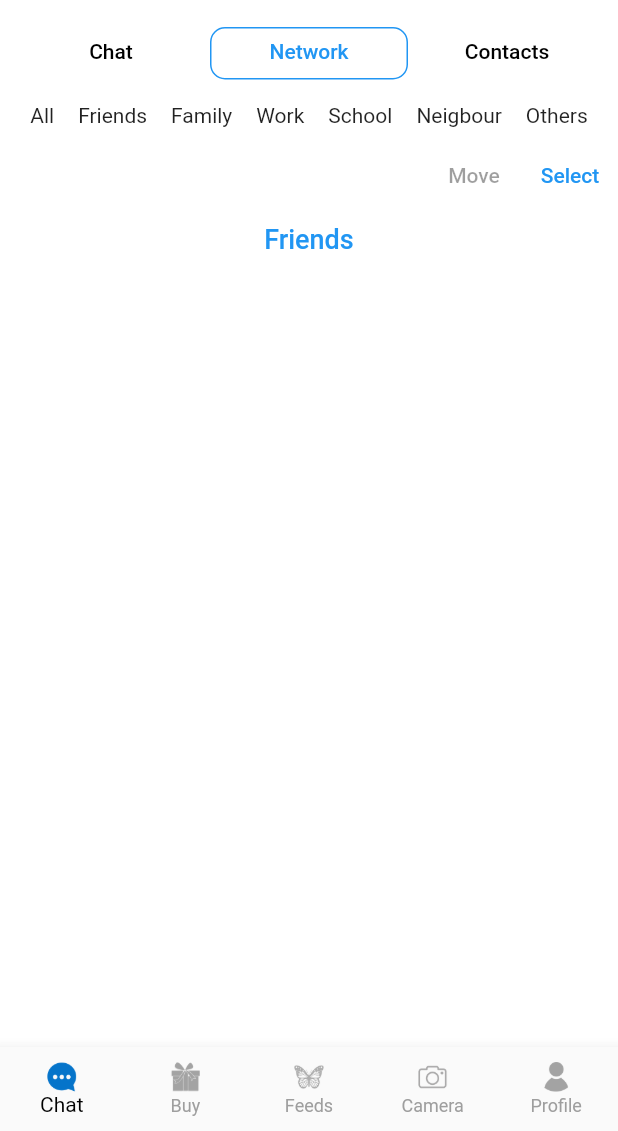
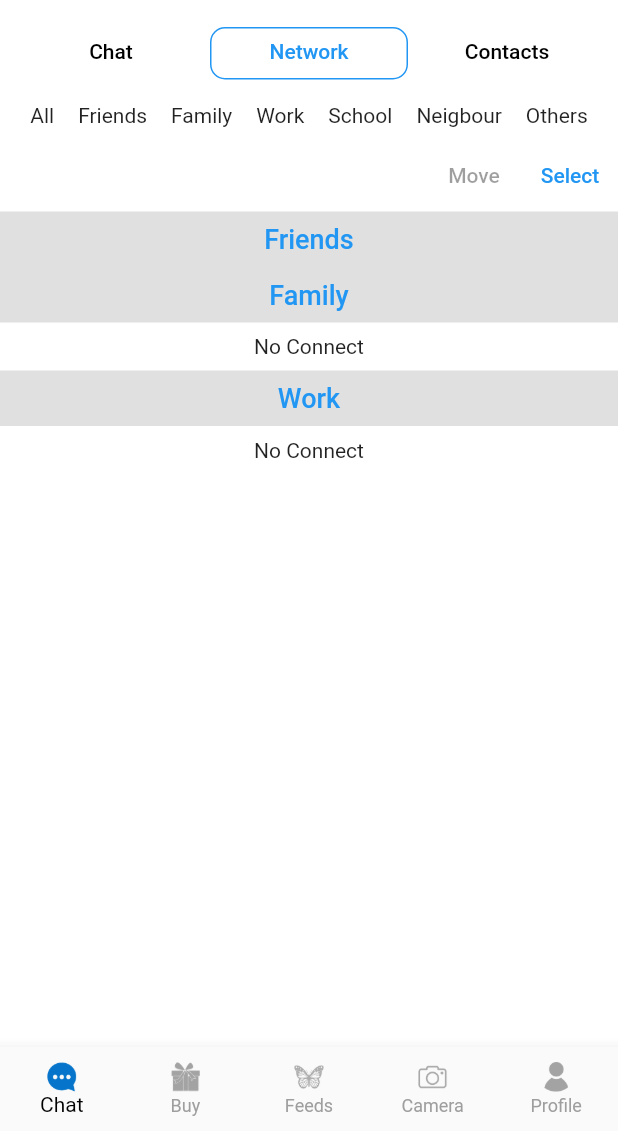
Before and after one commit to ameerhamzadeveloper/Bono, a Flutter app: the BottomNavBar screen opened directly, tab 2 chosen, on a phone screen of 412 x 824 dp, the part 105-1236 px from its top. Run offline on Flutter 3.47's test engine with Material 2 defaults, Android fonts, the phone set to English and light mode, and no system bars; our stand-ins replace audioplayers, camera, cloud_firestore, country_code_picker, emoji_picker_flutter, firebase_auth and 14 more; missing offline and left inert: auto_size_text_field, photo_manager; accounts and stored records are empty; network calls fail.

Commit message:
home last commm

```diff
--- a/lib/provider/feeds_provider.dart
+++ b/lib/provider/feeds_provider.dart
@@ -156,6 +156,11 @@ class FeedsProvider extends ChangeNotifier{
 
   }
 
+  openDescription(int i){
+    feeds[i].isDesOpen = !feeds[i].isDesOpen;
+    notifyListeners();
+  }
+
   getFeedsPosts(){
     service.getFeedsPosts().then((value){
       for(var fed in value.docs){
--- a/lib/services/feeds_services.dart
+++ b/lib/services/feeds_services.dart
@@ -29,7 +29,7 @@ class FeedsService{
   }
 
   Future<QuerySnapshot<Map<String, dynamic>>> getFeedsPosts()async{
-    Future<QuerySnapshot<Map<String, dynamic>>> data = FirebaseFirestore.instance.collection('userPosts').get();
+    Future<QuerySnapshot<Map<String, dynamic>>> data = FirebaseFirestore.instance.collection('userPosts').limit(10).get();
     return data;
   }
 
--- a/lib/views/camera/camera.dart
+++ b/lib/views/camera/camera.dart
@@ -24,7 +24,10 @@ class _CameraScreenState extends State<CameraScreen> {
   @override
   void dispose() {
     super.dispose();
-    Provider.of<FeedsProvider>(context,listen: false).dispostCameraController();
+    Future.delayed(const Duration(seconds: 4),(){
+      Provider.of<FeedsProvider>(context,listen: false).dispostCameraController();
+    });
+
   }
   @override
   Widget build(BuildContext context) {
--- a/lib/views/chat/chat.dart
+++ b/lib/views/chat/chat.dart
@@ -215,7 +215,9 @@ class _ChatState extends State<Chat>  with TickerProviderStateMixin{
   void initState() {
     super.initState();
     _tabController = TabController(length: 3, vsync: this);
-    getContacts();
+   Future.delayed(Duration(seconds: 2),(){
+     getContacts();
+   });
 
   }
   FirebaseFirestore firestore = FirebaseFirestore.instance;
@@ -303,29 +305,15 @@ class _ChatState extends State<Chat>  with TickerProviderStateMixin{
                             ));
                           },
                           child: Container(
-                            decoration: BoxDecoration(
-                                border: Border(top: BorderSide(color: Colors.grey),bottom: data.length == data.length ? BorderSide(color: Colors.grey):BorderSide.none)
+                            decoration: const BoxDecoration(
+                                border: Border(bottom: BorderSide(color: Colors.grey))
                             ),
                             child: Slidable(
-                              // Specify a key if the Slidable is dismissible.
                               key: const ValueKey(0),
-
-                              startActionPane: ActionPane(
-                                motion: const ScrollMotion(),
-
-                                dismissible: DismissiblePane(onDismissed: () {}),
-
-                                children:  [
-
-                                ],
-                              ),
-
-                              // The end action pane is the one at the right or the bottom side.
                               endActionPane: ActionPane(
                                 motion: ScrollMotion(),
                                 children: [
                                   SlidableAction(
-                                    // An action can be bigger than the others.
                                     flex: 2,
                                     onPressed: (c){
                                       print(data['isSeen']);
@@ -344,9 +332,6 @@ class _ChatState extends State<Chat>  with TickerProviderStateMixin{
                                   ),
                                 ],
                               ),
-
-                              // The child of the Slidable is what the user sees when the
-                              // component is not dragged.
                               child: ListTile(
                                 // leading: HexagonWidget.flat(
                                 //   width: 20,
@@ -356,33 +341,34 @@ class _ChatState extends State<Chat>  with TickerProviderStateMixin{
                                 //   child: Text("io"),
                                 // ),
                                   leading: CircleAvatar(
+                                    radius: 25,
                                     backgroundImage: NetworkImage(data['profileImage']),
                                   ),
                                   subtitle: data['messageType'] == 'image' ? Row(
-                                    children: [
+                                    children: const [
                                       Icon(Icons.insert_photo_rounded,color: Colors.grey,),
-                                      Text("Image")
+                                      Text("Image"),
                                     ],
-                                  ):Text(data['lastMessage'].toString().length > 10 ?  "${data['lastMessage'].toString().substring(0,10)}..." : data['lastMessage']),
+                                  ):Text(data['lastMessage'].toString().length > 35 ?  "${data['lastMessage'].toString().substring(0,35)}..." : data['lastMessage']),
                                   trailing: Column(
                                     mainAxisAlignment: MainAxisAlignment.center,
                                     children: [
-                                      Text(data['date']),
+                                      Text(data['date'],style:const TextStyle(fontSize: 12,color: Colors.grey),),
                                       const SizedBox(height: 4,),
                                       CircleAvatar(
                                         backgroundColor: Colors.white,
                                         radius: 10,
                                         child: Center(child: data['isSendMe'] == true ? data['isSeen'] == true ? Row(
                                           mainAxisAlignment: MainAxisAlignment.center,
-                                          children: [
+                                          children: const [
                                             Icon(Icons.check,size: 10,),
                                             Icon(Icons.check,size: 10,),
                                           ],
                                         ): Icon(Icons.check,size: 10,): Text(data['count'],style: TextStyle(fontSize: 9),)),
-                                      )
+                                      ),
                                     ],
                                   ),
-                                  title: Text(data['recieverName'])),
+                                  title: Text(data['recieverName'],style: TextStyle(fontWeight: FontWeight.w500),)),
                             ),
                           ),
                         );}).toList(),
@@ -394,7 +380,7 @@ class _ChatState extends State<Chat>  with TickerProviderStateMixin{
                         mainAxisAlignment: MainAxisAlignment.center,
                         children: [
                           SizedBox(height: getHeight(context) / 5,),
-                          Text("Invite your friends",style: TextStyle(fontSize: 22),),
+                          const Text("Invite your friends",style: TextStyle(fontSize: 22),),
                           SizedBox(height:20),
                           Padding(
                             padding: const EdgeInsets.symmetric(horizontal:15.0),
@@ -606,10 +592,6 @@ class _ChatState extends State<Chat>  with TickerProviderStateMixin{
                                     ],
                                   ),
                                 ),
-                                actions: [
-                                  CupertinoButton(child: Text("Back"), onPressed: ()=> Navigator.pop(context)),
-                                  CupertinoButton(child: Text("Move"), onPressed: ()=> Navigator.pop(context)),
-                                ],
                               );
                             }
                           );
@@ -671,6 +653,16 @@ class _ChatState extends State<Chat>  with TickerProviderStateMixin{
                     );
                   },
                 ),
+              alPhabat("Family"),
+              Padding(
+                padding: const EdgeInsets.all(8.0),
+                child: Text("No Connect"),
+              ),
+              alPhabat("Work"),
+              Padding(
+                padding: const EdgeInsets.all(8.0),
+                child: Text("No Connect"),
+              ),
               ],
             ):
             SingleChildScrollView(
@@ -754,8 +746,7 @@ class _ChatState extends State<Chat>  with TickerProviderStateMixin{
                 Row(
                   children: [
                     const CircleAvatar(
-                      backgroundColor: Colors.grey,
-                      child: Icon(Icons.person),
+                      backgroundImage: NetworkImage("https://firebasestorage.googleapis.com/v0/b/bonogifts.appspot.com/o/profile.png?alt=media&token=dec6afee-44f3-4876-8f2b-dbb2be0dd4d8"),
                     ),
                     SizedBox(width: 10,),
                     Column(
@@ -796,7 +787,7 @@ Widget alPhabat(String name){
     padding: const EdgeInsets.all(8),
     // height: 20,
     width: double.infinity,
-    color: Colors.white,
+    color: Colors.grey[300],
     child:  Center(child: Text(name,style: const TextStyle(color: Colors.blue ,fontSize: 18,fontWeight: FontWeight.w500),)),
   );
 }
```
Also changed, not shown: lib/views/chat/chat_screen.dart (+1 -19 lines), lib/views/feeds/feeds.dart (+37 -9 lines), pubspec.lock.
